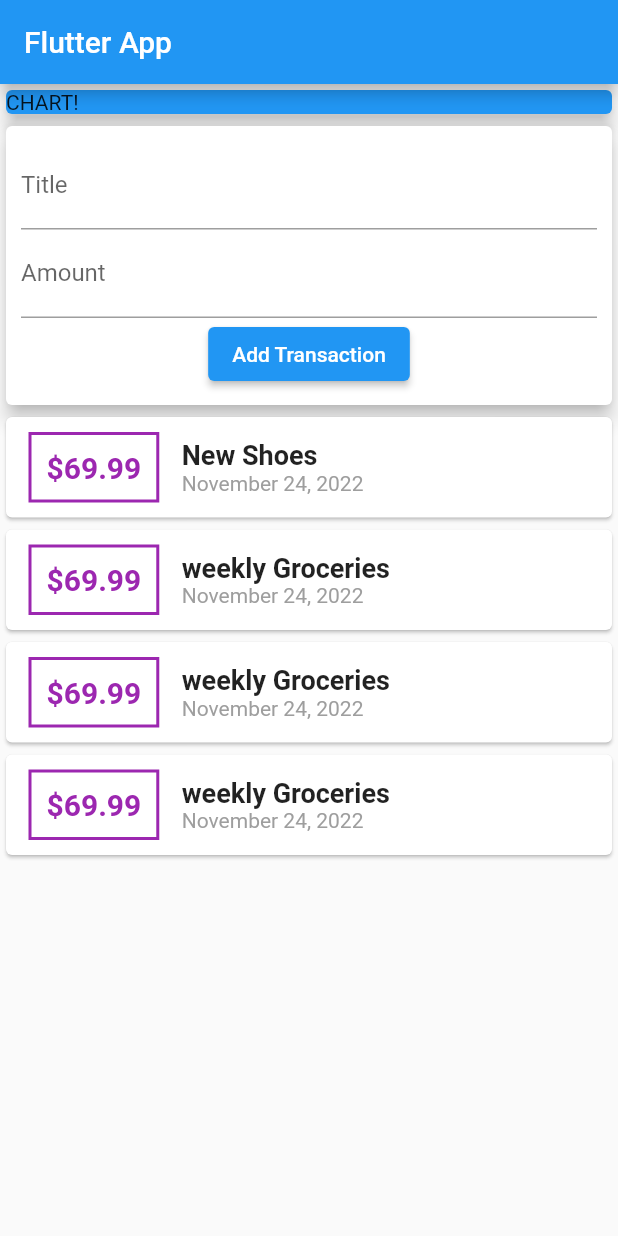
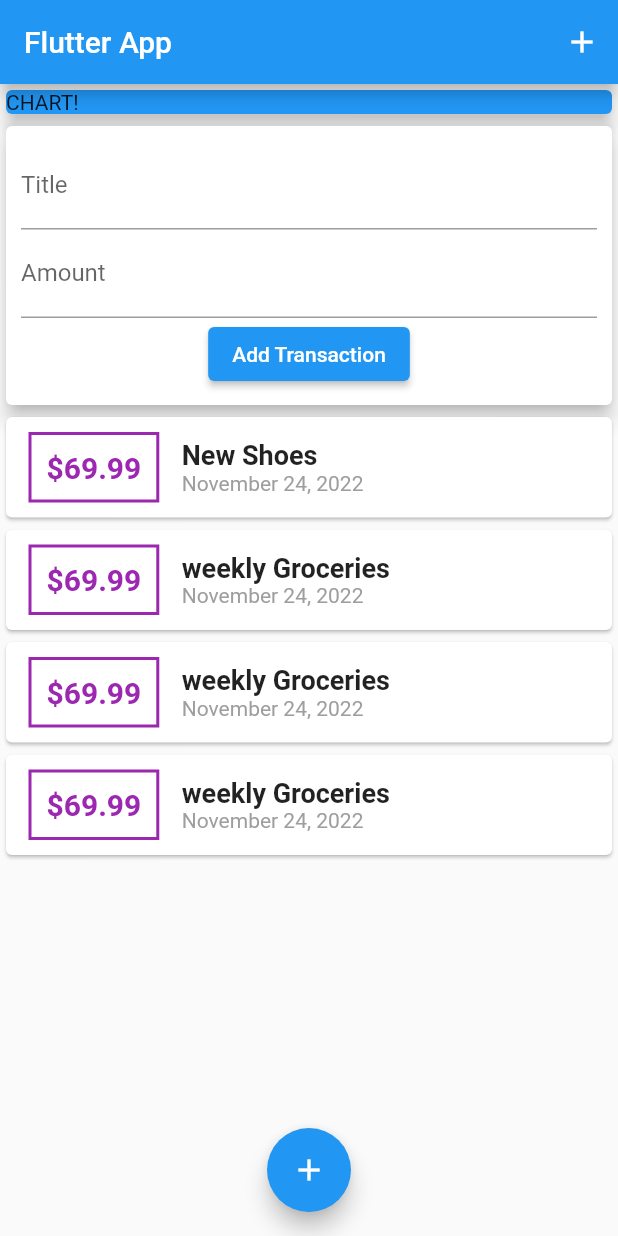
Before and after one commit to a-jalilian66/personal_expenses_flutter, a Flutter app: the screen it shows after launch, on a phone screen of 412 x 824 dp. Run offline on Flutter 3.47's test engine with Material 2 defaults, Android fonts, the phone set to English and light mode, and no system bars.

Commit message:
add => Adding AppBar Buttons and Floating Action Buttons

```diff
--- a/lib/main.dart
+++ b/lib/main.dart
@@ -38,7 +38,12 @@ class _MyHomePageState extends State<MyHomePage> {
   Widget build(BuildContext context) {
     return Scaffold(
       appBar: AppBar(
-        title: Text('Flutter App')
+        title: Text('Flutter App'),
+        actions: [
+          IconButton(
+              onPressed: () {},
+              icon: Icon(Icons.add))
+        ],
       ),
       body: SingleChildScrollView(
         child: Column(
@@ -56,7 +61,12 @@ class _MyHomePageState extends State<MyHomePage> {
             UserTransaction()
           ],
         ),
-      )
+      ),
+      floatingActionButtonLocation: FloatingActionButtonLocation.centerFloat,
+      floatingActionButton: FloatingActionButton(
+        onPressed: () {  },
+        child: Icon(Icons.add),
+      ),
       // This trailing comma makes auto-formatting nicer for build methods.
     );
   }
```
